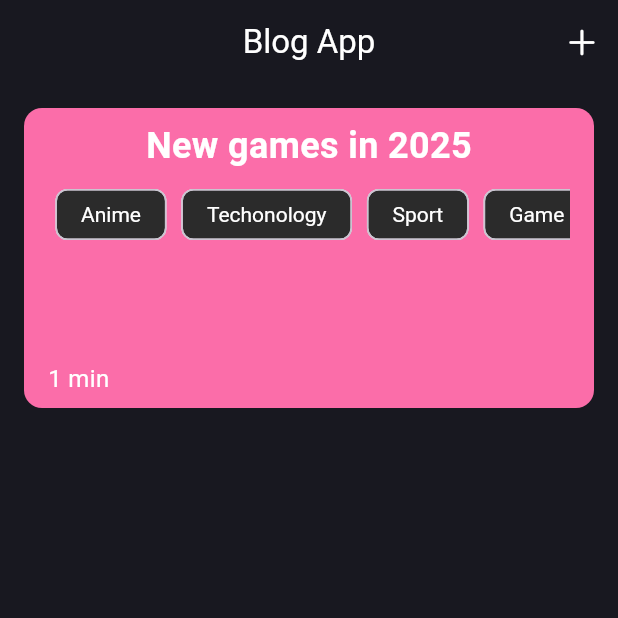
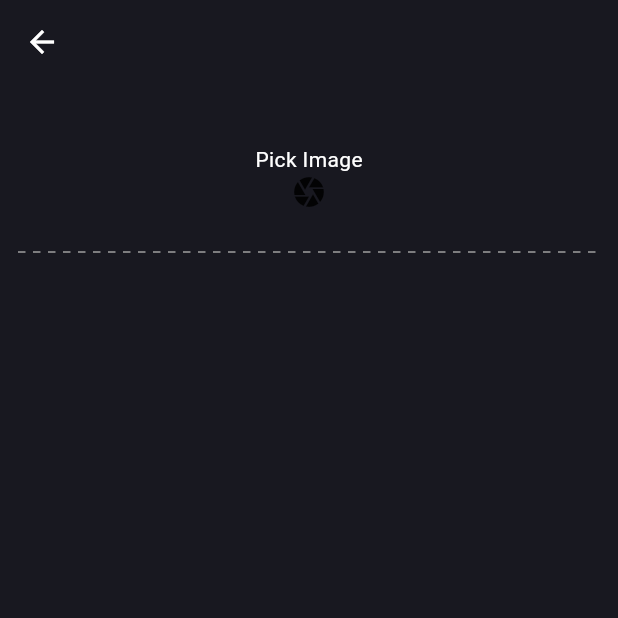
Before and after one commit to Powerfull1337/blog_app, a Flutter app: the screen it shows after launch, after a tap on an icon or button, on a phone screen of 412 x 824 dp, the top half of it. Run offline on Flutter 3.47's test engine with Material 3 defaults, Android fonts, the phone set to English and light mode, and no system bars; our stand-ins replace dotted_decoration, flutter_dotenv, fpdart, supabase_flutter, top_snackbar_flutter; accounts and stored records are empty.

```diff
--- /dev/null
+++ b/lib/core/errors/exceptions.dart
@@ -0,0 +1,4 @@
+class ServerException implements Exception {
+  final String message;
+  const ServerException(this.message);
+}
--- /dev/null
+++ b/lib/core/errors/failures.dart
@@ -0,0 +1,5 @@
+class Failure {
+  final String message;
+
+  Failure({this.message = "Some error"});
+}
--- a/lib/main.dart
+++ b/lib/main.dart
@@ -1,9 +1,17 @@
 import 'package:blog_app/core/theme/app_theme.dart';
 //import 'package:blog_app/presentation/auth/register_page.dart';
-import 'package:blog_app/presentation/home_page.dart';
+import 'package:blog_app/presentation/blog/blog_page.dart';
 import 'package:flutter/material.dart';
+import 'package:flutter_dotenv/flutter_dotenv.dart';
+import 'package:supabase_flutter/supabase_flutter.dart';
 
-void main() {
+void main() async {
+  WidgetsFlutterBinding.ensureInitialized();
+  await dotenv.load();
+  await Supabase.initialize(
+    url: dotenv.env['SUPABASE_URL']!,
+    anonKey: dotenv.env['SUPABASE_KEY']!,
+  );
   runApp(const MyApp());
 }
 
@@ -14,9 +22,9 @@ class MyApp extends StatelessWidget {
   Widget build(BuildContext context) {
     return MaterialApp(
       debugShowCheckedModeBanner: false,
-      title: 'Flutter Demo',
+      title: 'Blog App',
       theme: darkThemeData,
-      home: const HomePage(),
+      home: const BlogPage(),
     );
   }
 }
--- /dev/null
+++ b/lib/presentation/blog/add_blog_page.dart
@@ -0,0 +1,27 @@
+import 'package:dotted_decoration/dotted_decoration.dart';
+import 'package:flutter/material.dart';
+
+class AddBlogPage extends StatelessWidget {
+  const AddBlogPage({super.key});
+
+  @override
+  Widget build(BuildContext context) {
+    return Scaffold(
+      appBar: AppBar(),
+      body: Column(
+        children: [
+          Container(
+            margin: const EdgeInsets.all(12),
+            width: double.infinity,
+            height: 100,
+            decoration: DottedDecoration(),
+            child: const Column(
+              mainAxisAlignment: MainAxisAlignment.center,
+              children: [Text("Pick Image"), Icon(Icons.camera)],
+            ),
+          )
+        ],
+      ),
+    );
+  }
+}
--- /dev/null
+++ b/lib/presentation/blog/blog_page.dart
@@ -0,0 +1,34 @@
+import 'package:blog_app/core/theme/app_colors.dart';
+import 'package:blog_app/core/utils/navigation_service.dart';
+import 'package:blog_app/presentation/blog/add_blog_page.dart';
+import 'package:blog_app/presentation/widgets/blog_card.dart';
+import 'package:flutter/cupertino.dart';
+import 'package:flutter/material.dart';
+
+class BlogPage extends StatelessWidget {
+  const BlogPage({super.key});
+
+  @override
+  Widget build(BuildContext context) {
+    return Scaffold(
+        appBar: AppBar(
+          title: const Text("Blog App"),
+          centerTitle: true,
+          actions: [
+            IconButton(
+                onPressed: () {
+                  NavigationService.push(context, const AddBlogPage());
+                },
+                icon: const Icon(CupertinoIcons.add))
+          ],
+        ),
+        body: ListView.builder(
+            itemCount: 4,
+            itemBuilder: (context, index) {
+              return BlogCard(
+                  color: index % 2 == 0
+                      ? AppColors.gradient1
+                      : AppColors.gradient3);
+            }));
+  }
+}
--- a/lib/presentation/home_page.dart
+++ /dev/null
@@ -1,25 +0,0 @@
-import 'package:blog_app/presentation/widgets/blog_card.dart';
-import 'package:flutter/cupertino.dart';
-import 'package:flutter/material.dart';
-
-class HomePage extends StatelessWidget {
-  const HomePage({super.key});
-
-  @override
-  Widget build(BuildContext context) {
-    return Scaffold(
-      appBar: AppBar(
-        title: const Text("Blog App"),
-        centerTitle: true,
-        actions: [
-          IconButton(onPressed: () {}, icon: const Icon(CupertinoIcons.add))
-        ],
-      ),
-      body: const Column(
-        children: [
-          BlogCard(),
-        ],
-      ),
-    );
-  }
-}
--- a/lib/presentation/widgets/blog_card.dart
+++ b/lib/presentation/widgets/blog_card.dart
@@ -3,17 +3,18 @@ import 'package:blog_app/core/utils/topics.dart';
 import 'package:flutter/material.dart';
 
 class BlogCard extends StatelessWidget {
-  const BlogCard({super.key});
+  const BlogCard({super.key, required this.color});
+  final Color color;
 
   @override
   Widget build(BuildContext context) {
     return Container(
-      margin: const EdgeInsets.all(16),
+      margin: const EdgeInsets.symmetric(vertical: 12, horizontal: 16),
       padding: const EdgeInsets.symmetric(vertical: 8, horizontal: 16),
       height: 200,
       width: double.infinity,
-      decoration: BoxDecoration(
-          color: AppColors.gradient2, borderRadius: BorderRadius.circular(12)),
+      decoration:
+          BoxDecoration(color: color, borderRadius: BorderRadius.circular(12)),
       child: Column(
         children: [
           const Text(
@@ -35,10 +36,14 @@ class BlogCard extends StatelessWidget {
           ),
           const Spacer(),
           const Row(
-            mainAxisAlignment: MainAxisAlignment.start,
+            mainAxisAlignment: MainAxisAlignment.spaceBetween,
             children: [
               Text(
                 "1 min",
+                style: TextStyle(color: AppColors.whiteColor, fontSize: 16),
+              ),
+              Text(
+                "by Denys",
                 style: TextStyle(color: AppColors.whiteColor, fontSize: 16),
               )
             ],
--- a/pubspec.yaml
+++ b/pubspec.yaml
@@ -36,6 +36,10 @@ dependencies:
   # Use with the CupertinoIcons class for iOS style icons.
   cupertino_icons: ^1.0.8
   top_snackbar_flutter: ^3.2.0
+  dotted_decoration: ^2.0.0
+  fpdart: ^1.1.1
+  supabase_flutter: ^2.8.4
+  flutter_dotenv: ^5.2.1
 
 dev_dependencies:
   flutter_test:
```
Also changed, not shown: lib/data/datasources/auth_remote_data_source.dart (added, +45 -0 lines), lib/domain/repository/auth_repository.dart (added, +14 -0 lines), pubspec.lock, 6 other files.
